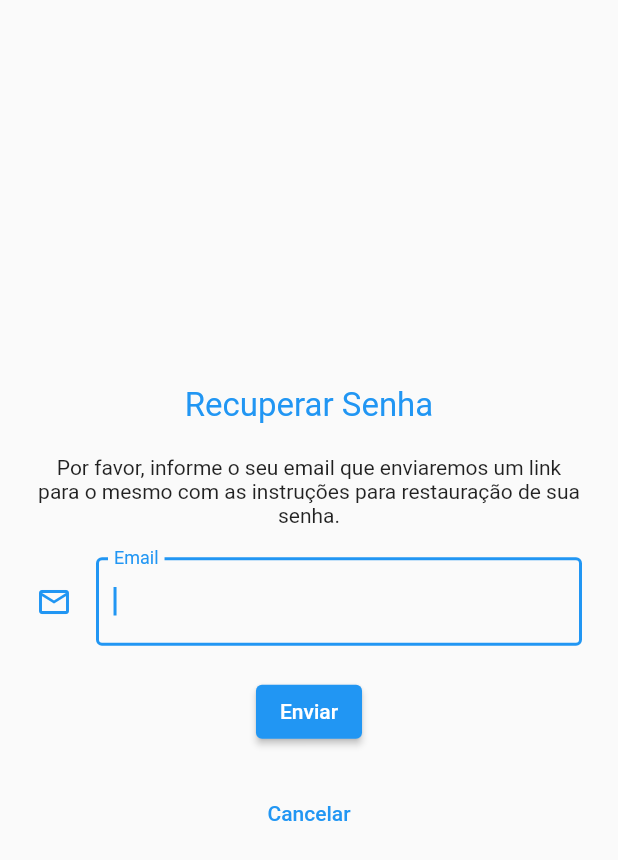
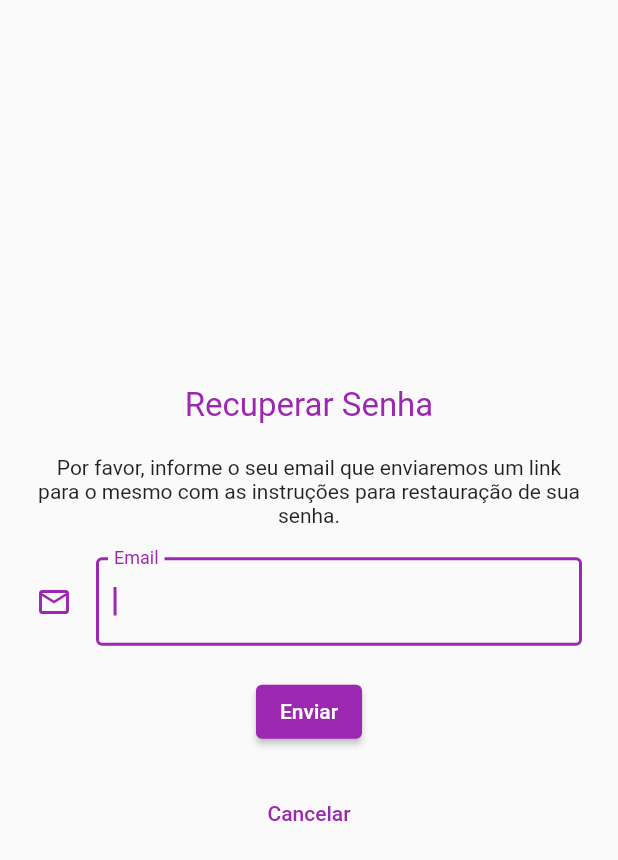
Before and after one commit to MirelaMartins/TopEspInfo_Prova02, a Flutter app: the screen it shows after launch, after a tap on "Esqueceu a senha?", on a phone screen of 412 x 824 dp. Shown: the top 860 px of the screen. Run offline on Flutter 3.47's test engine with Material 2 defaults, Android fonts, the phone set to English and light mode, and no system bars; our stand-ins replace dio; network calls fail.

Commit message:
Update 4

```diff
--- a/prova02/lib/cadastro.dart
+++ b/prova02/lib/cadastro.dart
@@ -37,7 +37,7 @@ class CadastroState extends State<Cadastro> {
       style: TextStyle(
             fontSize: 20,
             fontWeight: FontWeight.w400,
-            color: Colors.blue,
+            color: Colors.purple,
       ),
       textAlign: TextAlign.center,
       );
@@ -132,7 +132,7 @@ class CadastroState extends State<Cadastro> {
       },
         child: const Text('Cancelar',
             textAlign: TextAlign.center,
-            style: TextStyle(color: Colors.blue, fontSize: 14)),
+            style: TextStyle(color: Colors.purple, fontSize: 14)),
 
         );
   }
--- a/prova02/lib/home.dart
+++ b/prova02/lib/home.dart
@@ -21,6 +21,6 @@ class HomeState extends State<Home> {
             mainAxisAlignment: MainAxisAlignment.center,
             crossAxisAlignment: CrossAxisAlignment.center,
             textBaseline: TextBaseline.alphabetic,
-            children: <Widget>[Text('Bem vindo ${widget.name}!')]),
+            children: <Widget>[Text('Olá, ${widget.name}!')]),
       ));
 }
--- a/prova02/lib/login.dart
+++ b/prova02/lib/login.dart
@@ -29,7 +29,7 @@ class ScreenLoginState extends State<Login> {
       style: TextStyle(
             fontSize: 22,
             fontWeight: FontWeight.w400,
-            color: Colors.blue,
+            color: Colors.purple,
       ),
       textAlign: TextAlign.center,
       );
@@ -113,7 +113,7 @@ class ScreenLoginState extends State<Login> {
       },
         child: const Text('Esqueceu a senha?',
             textAlign: TextAlign.right,
-            style: TextStyle(color: Colors.blue, fontSize: 14)),
+            style: TextStyle(color: Colors.purple, fontSize: 14)),
 
         );
   }
@@ -132,7 +132,7 @@ class ScreenLoginState extends State<Login> {
       },
         child: const Text('Cadastrar-se',
             textAlign: TextAlign.center,
-            style: TextStyle(color: Colors.blue, fontSize: 14)),
+            style: TextStyle(color: Colors.purple, fontSize: 14)),
 
         );
   }
--- a/prova02/lib/main.dart
+++ b/prova02/lib/main.dart
@@ -10,7 +10,7 @@ class LoginApp extends StatelessWidget {
   Widget build(BuildContext context) {
     return MaterialApp(
         title: "Prova 02",
-        theme: ThemeData(primarySwatch: Colors.blue),
+        theme: ThemeData(primarySwatch: Colors.purple),
         debugShowCheckedModeBanner: false,
         home: Scaffold(
           appBar: AppBar(
--- a/prova02/lib/recuperarSenha.dart
+++ b/prova02/lib/recuperarSenha.dart
@@ -27,7 +27,7 @@ class RecuperarSenhaState extends State<RecuperarSenha> {
       style: TextStyle(
             fontSize: 22,
             fontWeight: FontWeight.w400,
-            color: Colors.blue,
+            color: Colors.purple,
       ),
       textAlign: TextAlign.center,
       );
@@ -84,7 +84,7 @@ class RecuperarSenhaState extends State<RecuperarSenha> {
       },
         child: const Text('Cancelar',
             textAlign: TextAlign.center,
-            style: TextStyle(color: Colors.blue, fontSize: 14)),
+            style: TextStyle(color: Colors.purple, fontSize: 14)),
 
         );
   }
```
